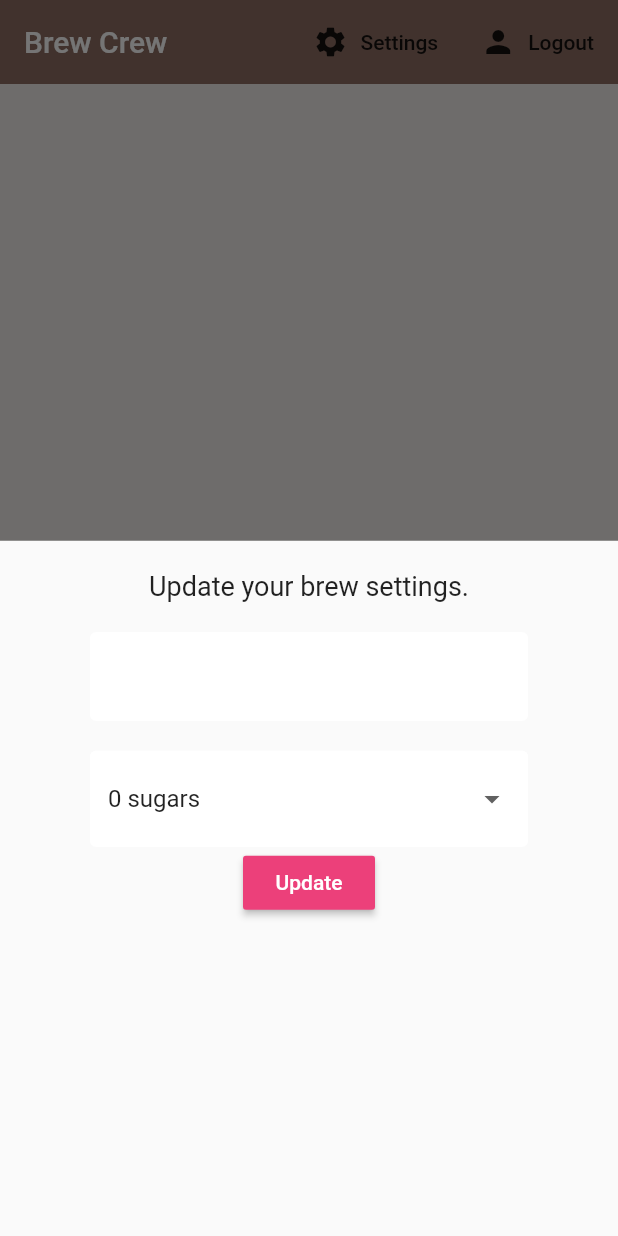
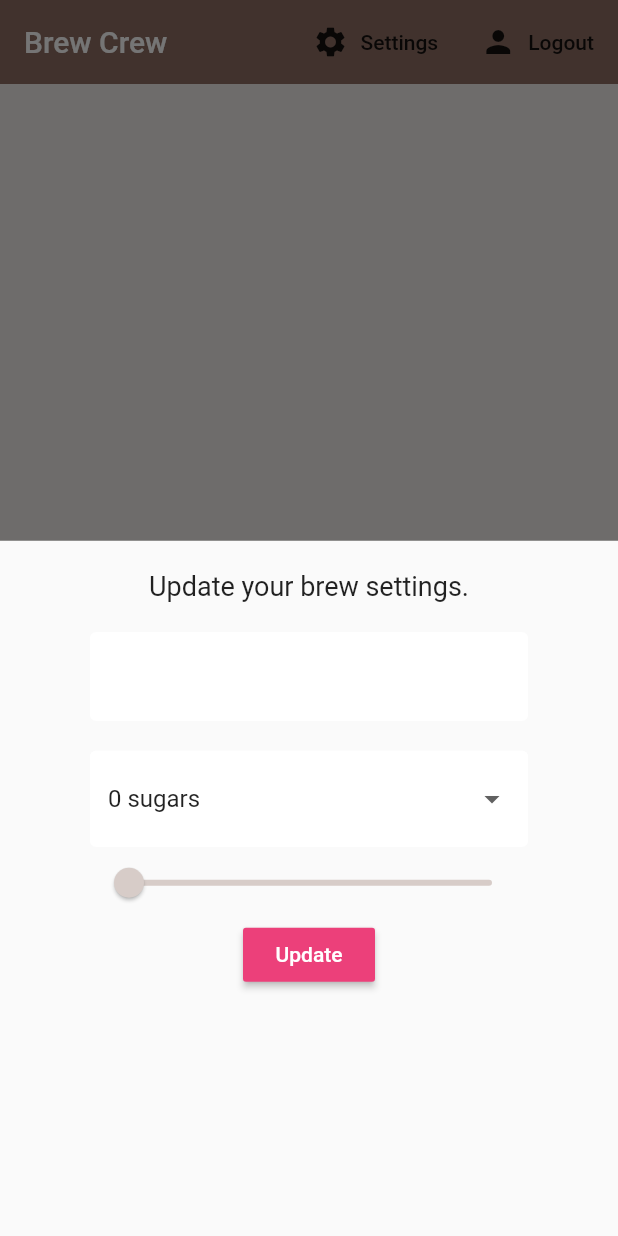
Before and after one commit to senaybee/net_ninja_brew, a Flutter app: the screen it shows once a user with an empty profile is signed in, after a tap on "Settings", on a phone screen of 412 x 824 dp. Run offline on Flutter 3.47's test engine with Material 2 defaults, Android fonts, the phone set to English and light mode, and no system bars; our stand-ins replace cloud_firestore, firebase_auth, flutter_spinkit; accounts and stored records are empty.

Commit message:
Implement slider for coffee strength

```diff
--- a/lib/screens/home/settings_form.dart
+++ b/lib/screens/home/settings_form.dart
@@ -51,6 +51,17 @@ class _SettingsFormState extends State<SettingsForm> {
               _currentSugars = val;
             }),
           ),
+          Slider(
+            activeColor: Colors.brown[_currentStrength ?? 100],
+            inactiveColor: Colors.brown[_currentStrength ?? 100],
+            min: 100.0,
+            max: 900.0,
+            divisions: 8,
+            onChanged: (val) => setState(() {
+              _currentStrength = val.round();
+            }),
+            value: (_currentStrength ?? 100).toDouble(),
+          ),
           RaisedButton(
             color: Colors.pink[400],
             child: Text(
```
